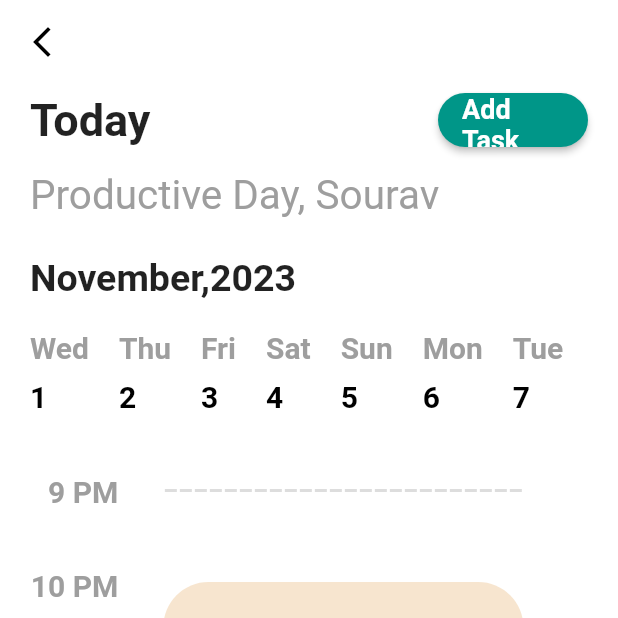
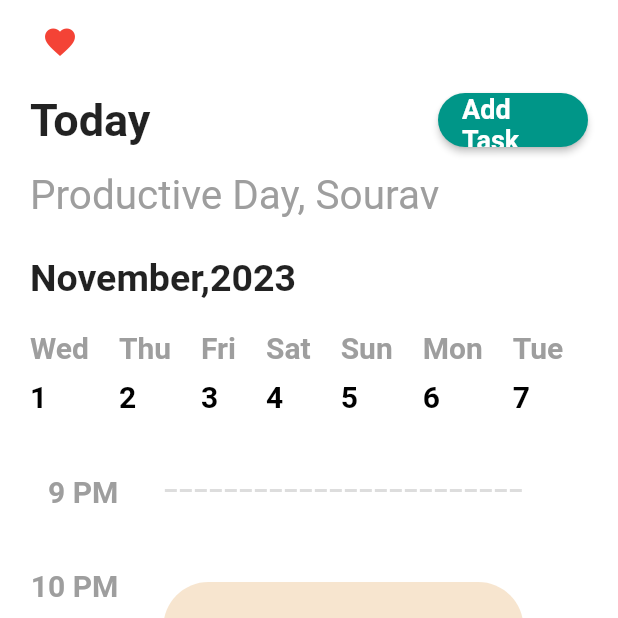
Before and after one commit to babadotin/calenderUI, a Flutter app: the screen it shows after launch, on a phone screen of 412 x 824 dp, the top half of it. Run offline on Flutter 3.47's test engine with Material 2 defaults, Android fonts, the phone set to English and light mode, and no system bars.

Commit message:
icon ko icon button se replace kia jise click krne pe app close ho jayega

```diff
--- a/lib/main.dart
+++ b/lib/main.dart
@@ -1,5 +1,6 @@
 import 'package:flutter/material.dart';
 import 'package:intl/intl.dart';
+import 'dart:io' show exit;
 
 void main() {
   runApp(
@@ -19,9 +20,14 @@ class MyApp extends StatelessWidget {
         appBar: AppBar(
           elevation: 0,
           backgroundColor: Colors.white,
-          title: const Icon(
-            Icons.arrow_back_ios_new_sharp,
-            color: Colors.black,
+          title: IconButton(
+            icon: const Icon(
+              Icons.favorite, //arrow_back_ios_new_sharp,
+              color: Colors.red,
+            ),
+            onPressed: () {
+              exit(0);
+            },
           ),
         ),
         body: const MonthTask(),
```
